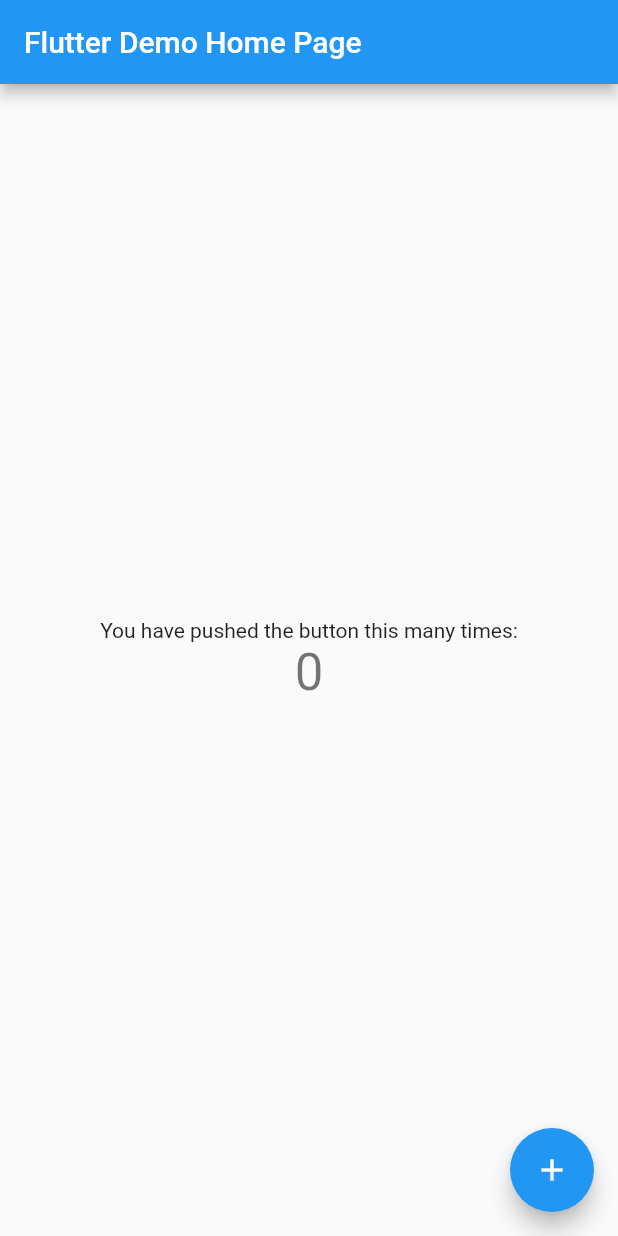
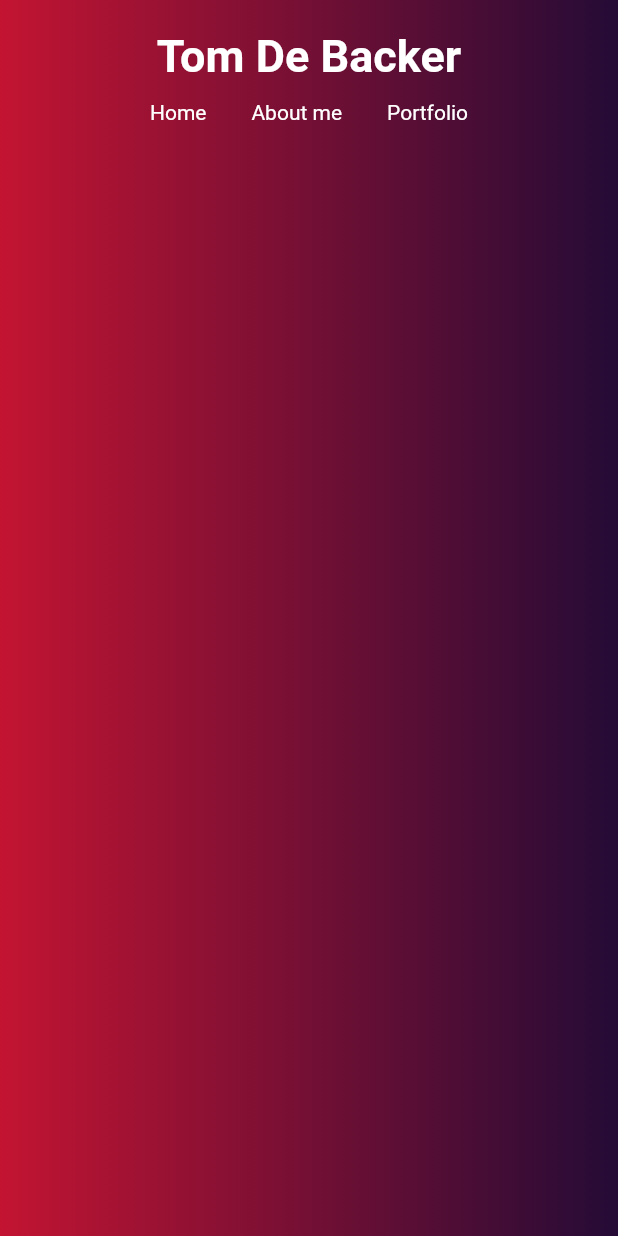
Before and after one commit to Tom-De-Backer/Tom-De-Backer.github.io, a Flutter app: the screen it shows after launch, on a phone screen of 412 x 824 dp. Run offline on Flutter 3.47's test engine with Material 2 defaults, Android fonts, the phone set to English and light mode, and no system bars.

Commit message:
gradient and navbar

```diff
--- /dev/null
+++ b/tomDeBackerSite/lib/Navbar/Navbar.dart
@@ -0,0 +1,116 @@
+import 'package:flutter/material.dart';
+
+class Navbar extends StatelessWidget {
+  @override
+  Widget build(BuildContext context) {
+    return LayoutBuilder(
+      builder: (context, constraints) {
+        if (constraints.maxWidth > 1200) {
+          return DesktopNavbar();
+        } else if (constraints.maxWidth > 800 && constraints.maxWidth < 1200) {
+          return DesktopNavbar();
+        } else {
+          return MobileNavbar();
+        }
+      },
+    );
+  }
+}
+
+class DesktopNavbar extends StatelessWidget {
+  @override
+  Widget build(BuildContext context) {
+    return Padding(
+      padding: const EdgeInsets.symmetric(vertical: 20, horizontal: 40),
+      child: Container(
+        child: Row(
+          mainAxisAlignment: MainAxisAlignment.spaceBetween,
+          children: <Widget>[
+            Text(
+              "Tom De Backer",
+              style: TextStyle(
+                  fontWeight: FontWeight.bold,
+                  color: Colors.white,
+                  fontSize: 30),
+            ),
+            Row(
+              children: <Widget>[
+                Text(
+                  "Home",
+                  style: TextStyle(color: Colors.white),
+                ),
+                SizedBox(
+                  width: 30,
+                ),
+                Text(
+                  "About me",
+                  style: TextStyle(color: Colors.white),
+                ),
+                SizedBox(
+                  width: 30,
+                ),
+                SizedBox(
+                  width: 30,
+                ),
+                MaterialButton(
+                  color: Colors.pink,
+                  shape: RoundedRectangleBorder(
+                      borderRadius: BorderRadius.all(Radius.circular(20.0))),
+                  onPressed: () {},
+                  child: Text(
+                    "Portfolio",
+                    style: TextStyle(color: Colors.white),
+                  ),
+                )
+              ],
+            )
+          ],
+        ),
+      ),
+    );
+  }
+}
+
+class MobileNavbar extends StatelessWidget {
+  @override
+  Widget build(BuildContext context) {
+    return Padding(
+      padding: const EdgeInsets.symmetric(vertical: 20, horizontal: 40),
+      child: Container(
+        child: Column(children: <Widget>[
+          Text(
+            "Tom De Backer",
+            style: TextStyle(
+                fontWeight: FontWeight.bold, color: Colors.white, fontSize: 30),
+          ),
+          Padding(
+            padding: const EdgeInsets.all(12.0),
+            child: Row(
+              mainAxisAlignment: MainAxisAlignment.center,
+              children: <Widget>[
+                Text(
+                  "Home",
+                  style: TextStyle(color: Colors.white),
+                ),
+                SizedBox(
+                  width: 30,
+                ),
+                Text(
+                  "About me",
+                  style: TextStyle(color: Colors.white),
+                ),
+                SizedBox(
+                  width: 30,
+                ),
+                Text(
+                  "Portfolio",
+                  style: TextStyle(color: Colors.white),
+                ),
+              ],
+            ),
+          )
+        ]),
+      ),
+    );
+  }
+}
--- a/tomDeBackerSite/lib/main.dart
+++ b/tomDeBackerSite/lib/main.dart
@@ -1,111 +1,39 @@
 import 'package:flutter/material.dart';
+import 'package:tomDeBackerSite/Navbar/Navbar.dart';
 
 void main() => runApp(MyApp());
 
 class MyApp extends StatelessWidget {
-  // This widget is the root of your application.
   @override
   Widget build(BuildContext context) {
     return MaterialApp(
       title: 'Flutter Demo',
       theme: ThemeData(
-        // This is the theme of your application.
-        //
-        // Try running your application with "flutter run". You'll see the
-        // application has a blue toolbar. Then, without quitting the app, try
-        // changing the primarySwatch below to Colors.green and then invoke
-        // "hot reload" (press "r" in the console where you ran "flutter run",
-        // or simply save your changes to "hot reload" in a Flutter IDE).
-        // Notice that the counter didn't reset back to zero; the application
-        // is not restarted.
         primarySwatch: Colors.blue,
       ),
-      home: MyHomePage(title: 'Flutter Demo Home Page'),
+      home: MyHomePage(),
     );
   }
 }
 
-class MyHomePage extends StatefulWidget {
-  MyHomePage({Key key, this.title}) : super(key: key);
-
-  // This widget is the home page of your application. It is stateful, meaning
-  // that it has a State object (defined below) that contains fields that affect
-  // how it looks.
-
-  // This class is the configuration for the state. It holds the values (in this
-  // case the title) provided by the parent (in this case the App widget) and
-  // used by the build method of the State. Fields in a Widget subclass are
-  // always marked "final".
-
-  final String title;
-
-  @override
-  _MyHomePageState createState() => _MyHomePageState();
-}
-
-class _MyHomePageState extends State<MyHomePage> {
-  int _counter = 0;
-
-  void _incrementCounter() {
-    setState(() {
-      // This call to setState tells the Flutter framework that something has
-      // changed in this State, which causes it to rerun the build method below
-      // so that the display can reflect the updated values. If we changed
-      // _counter without calling setState(), then the build method would not be
-      // called again, and so nothing would appear to happen.
-      _counter++;
-    });
-  }
-
+class MyHomePage extends StatelessWidget {
   @override
   Widget build(BuildContext context) {
-    // This method is rerun every time setState is called, for instance as done
-    // by the _incrementCounter method above.
-    //
-    // The Flutter framework has been optimized to make rerunning build methods
-    // fast, so that you can just rebuild anything that needs updating rather
-    // than having to individually change instances of widgets.
     return Scaffold(
-      appBar: AppBar(
-        // Here we take the value from the MyHomePage object that was created by
-        // the App.build method, and use it to set our appbar title.
-        title: Text(widget.title),
-      ),
-      body: Center(
-        // Center is a layout widget. It takes a single child and positions it
-        // in the middle of the parent.
+      body: Container(
+        decoration: BoxDecoration(
+          gradient: LinearGradient(
+              begin: Alignment.centerLeft,
+              end: Alignment.centerRight,
+              colors: [
+                Color.fromRGBO(195, 20, 50, 1.0),
+                Color.fromRGBO(36, 11, 54, 1.0)
+              ]),
+        ),
         child: Column(
-          // Column is also a layout widget. It takes a list of children and
-          // arranges them vertically. By default, it sizes itself to fit its
-          // children horizontally, and tries to be as tall as its parent.
-          //
-          // Invoke "debug painting" (press "p" in the console, choose the
-          // "Toggle Debug Paint" action from the Flutter Inspector in Android
-          // Studio, or the "Toggle Debug Paint" command in Visual Studio Code)
-          // to see the wireframe for each widget.
-          //
-          // Column has various properties to control how it sizes itself and
-          // how it positions its children. Here we use mainAxisAlignment to
-          // center the children vertically; the main axis here is the vertical
-          // axis because Columns are vertical (the cross axis would be
-          // horizontal).
-          mainAxisAlignment: MainAxisAlignment.center,
-          children: <Widget>[
-            Text(
-              'You have pushed the button this many times:',
-            ),
-            Text(
-              '$_counter',
-              style: Theme.of(context).textTheme.display1,
-            ),
-          ],
+          children: <Widget>[Navbar()],
         ),
       ),
-      floatingActionButton: FloatingActionButton(
-        onPressed: _incrementCounter,
-        tooltip: 'Increment',
-        child: Icon(Icons.add),
-      ), // This trailing comma makes auto-formatting nicer for build methods.
     );
   }
 }
```
